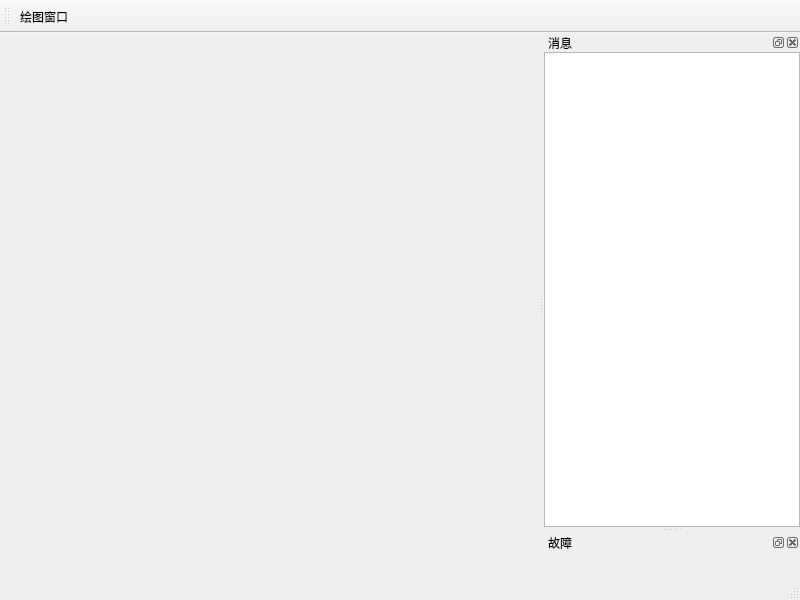
czyt1988/tmp_exchange, file MainWindow.ui: the form before one commit.
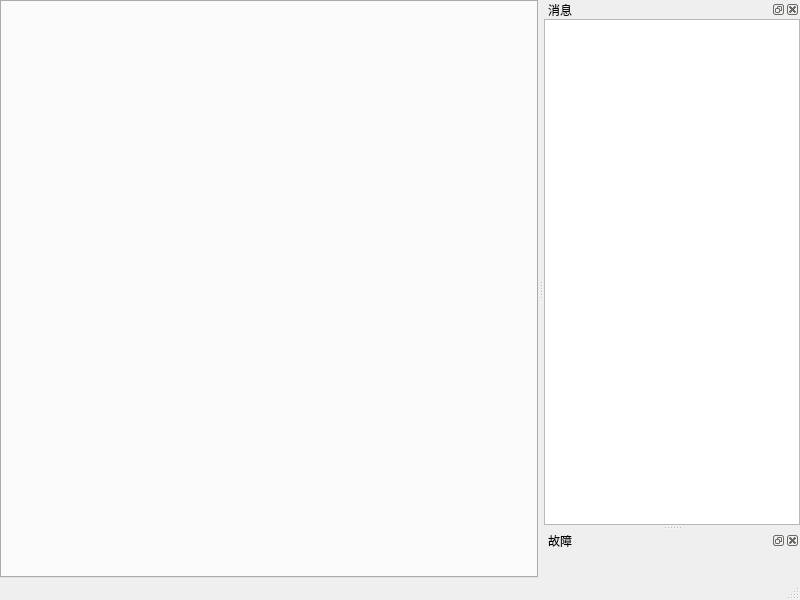
The form after the commit. Icons and pictures are not drawn. Custom widgets are drawn as their Qt base class.

Diff of the .ui file:
```diff
--- a/MainWindow.ui
+++ b/MainWindow.ui
@@ -13,7 +13,32 @@
   <property name="windowTitle">
    <string>MainWindow</string>
   </property>
-  <widget class="QWidget" name="centralwidget"/>
+  <widget class="QWidget" name="centralwidget">
+   <layout class="QVBoxLayout" name="verticalLayout_3">
+    <property name="spacing">
+     <number>0</number>
+    </property>
+    <property name="leftMargin">
+     <number>0</number>
+    </property>
+    <property name="topMargin">
+     <number>0</number>
+    </property>
+    <property name="rightMargin">
+     <number>0</number>
+    </property>
+    <property name="bottomMargin">
+     <number>0</number>
+    </property>
+    <item>
+     <widget class="QTabWidget" name="tabWidget">
+      <property name="tabPosition">
+       <enum>QTabWidget::West</enum>
+      </property>
+     </widget>
+    </item>
+   </layout>
+  </widget>
   <widget class="QStatusBar" name="statusbar"/>
   <widget class="QDockWidget" name="dockWidgetMessage">
    <property name="windowTitle">
@@ -75,24 +100,6 @@
     </layout>
    </widget>
   </widget>
-  <widget class="QToolBar" name="toolBar">
-   <property name="windowTitle">
-    <string>toolBar</string>
-   </property>
-   <property name="allowedAreas">
-    <set>Qt::AllToolBarAreas</set>
-   </property>
-   <property name="toolButtonStyle">
-    <enum>Qt::ToolButtonIconOnly</enum>
-   </property>
-   <attribute name="toolBarArea">
-    <enum>TopToolBarArea</enum>
-   </attribute>
-   <attribute name="toolBarBreak">
-    <bool>false</bool>
-   </attribute>
-   <addaction name="actionPlotWindow"/>
-  </widget>
   <action name="actionPlotWindow">
    <property name="icon">
     <iconset resource="icon.qrc">
```
